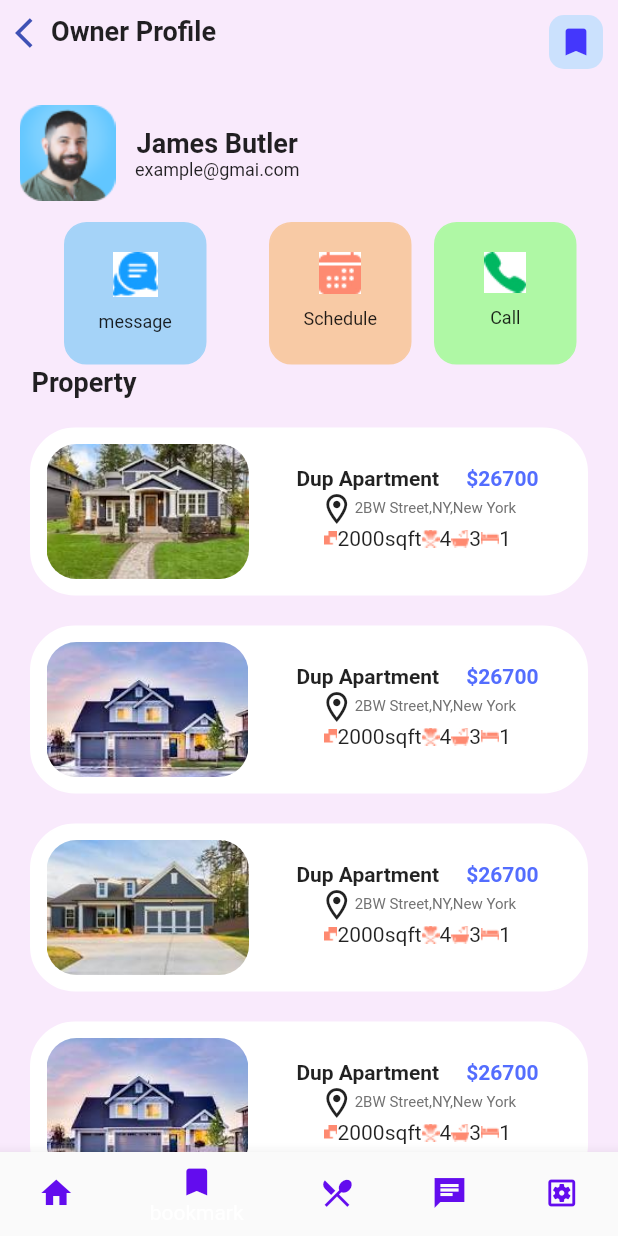
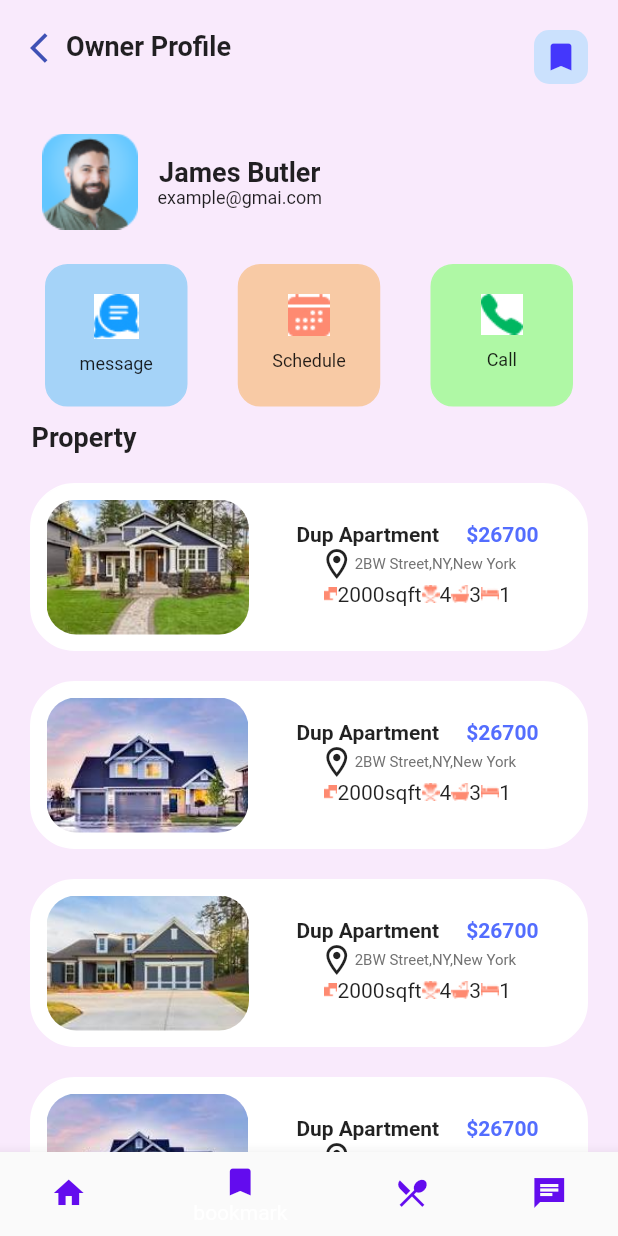
Before and after one commit to Kendra-ui/exercise1, a Flutter app: the screen it shows after launch, item 2 of the bottom bar chosen, on a phone screen of 412 x 824 dp. Run offline on Flutter 3.47's test engine with Material 2 defaults, Android fonts, the phone set to English and light mode, and no system bars.

Commit message:
my first commit

```diff
--- a/lib/bookmark.dart
+++ b/lib/bookmark.dart
@@ -17,7 +17,7 @@ class _BookmarkState extends State<Bookmark> {
       child: SingleChildScrollView(
           child: Column(
             children: [
-             Padding(padding: const EdgeInsets.all(10),
+             Padding(padding: const EdgeInsets.symmetric(vertical:20, horizontal: 20),
             child:
                Row(
               mainAxisAlignment: MainAxisAlignment.spaceBetween,
@@ -50,7 +50,7 @@ class _BookmarkState extends State<Bookmark> {
             ),
             ),
 
-        Padding( padding: const EdgeInsets.only(top:1),
+        Padding( padding: const EdgeInsets.only(left:15),
               child: Container(
               child: Column(children: [
             Row(
@@ -76,14 +76,12 @@ class _BookmarkState extends State<Bookmark> {
             )
       ),
 
-      Padding(padding: const EdgeInsets.all(1),
+      Padding(padding: const EdgeInsets.symmetric(vertical:10, horizontal: 30),
         child:
         Row(
-         mainAxisAlignment: MainAxisAlignment.spaceEvenly,
+         mainAxisAlignment: MainAxisAlignment.spaceBetween,
         children: [
 
-        Padding(padding: EdgeInsets.only(left:15),
-        child:
         Container(
           width: 95,
           height: 95,
@@ -102,12 +100,8 @@ class _BookmarkState extends State<Bookmark> {
               ),
 
         ),
-        ),
 
-        Padding(padding: EdgeInsets.only(left:15),
-        child:
-        Row(
-          children: [
+
         Container(
         width: 95,
         height: 95,
@@ -128,8 +122,6 @@ class _BookmarkState extends State<Bookmark> {
         ),
 
 
-        Padding(padding: const EdgeInsets.only(left: 15),
-        child:
          Container(
         width: 95,
         height: 95,
@@ -145,13 +137,11 @@ class _BookmarkState extends State<Bookmark> {
 
             ]
             ),
-              ),
+
 
              )
-        ),
-        ],
              )
-        )
+
 
         ]) ,
 
--- a/lib/main.dart
+++ b/lib/main.dart
@@ -2,6 +2,7 @@ import 'package:exercise1/bookmark.dart';
 import 'package:exercise1/details.dart';
 import 'package:exercise1/homepage.dart';
 import 'package:exercise1/policy.dart';
+//import 'package:exercise1/settings.dart';
 import 'package:flutter/material.dart';
 
 void main() {
@@ -46,6 +47,7 @@ class _homepageState extends State<homepage>{
     Bookmark(),
     Policy(),
     Details(),
+    //Settings(),
   ];
 
   void onTappedBar(int index)
@@ -90,12 +92,6 @@ class _homepageState extends State<homepage>{
               label: ('chat'),
               ),
 
-              BottomNavigationBarItem(
-              icon: Icon(Icons.settings_applications_outlined, color: Color.fromARGB(255, 99, 12, 238),),
-              label: ('setting'),
-              ),
-
-
           ],
 
         )
```
Also changed, not shown: lib/settings.dart (added). Lines whose indentation alone changed are shown as unchanged.
